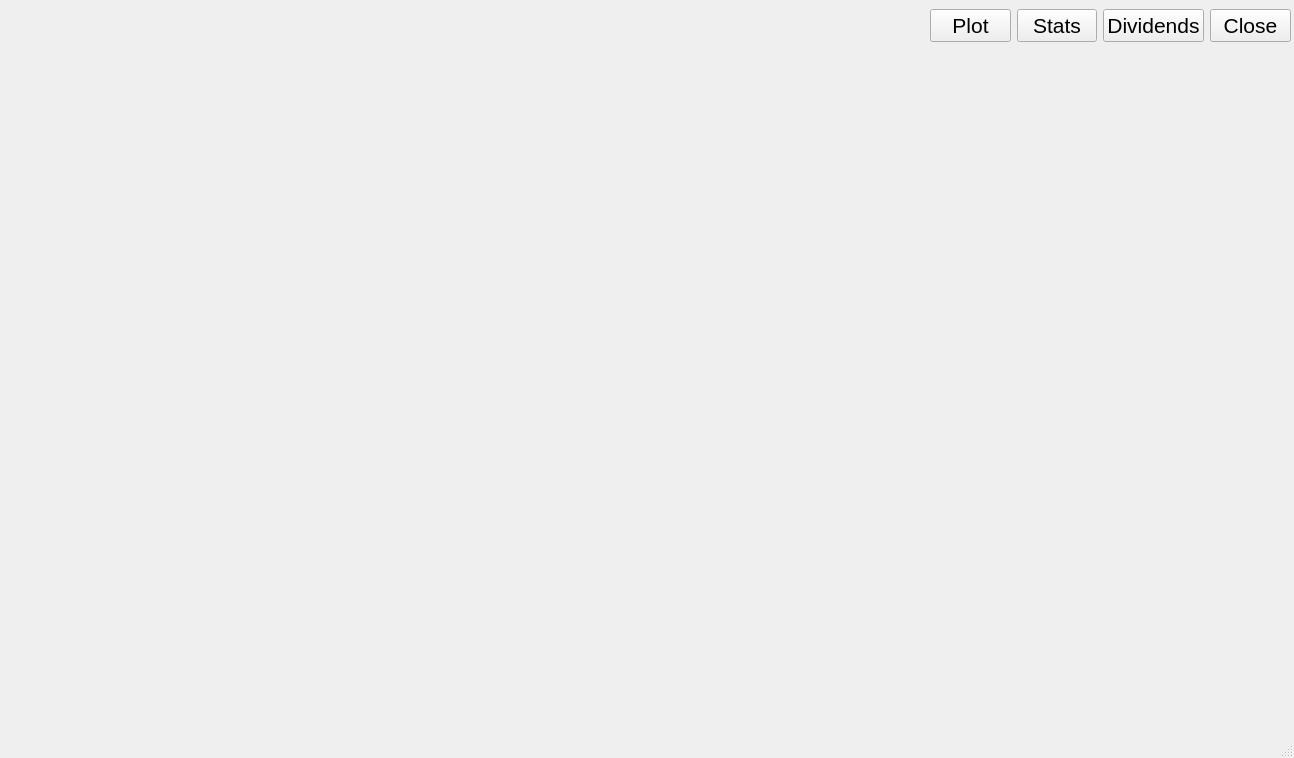
Qt form GUI/portfolio_manager.ui (joan-arau/ThetaTrader) before a commit.
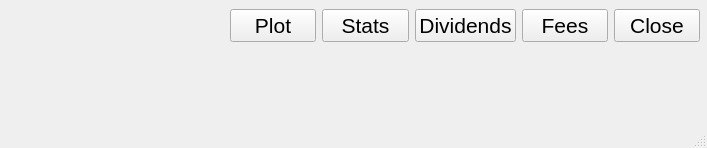
The same form after that commit. Icons and pictures are not drawn.

The edit to the form file:
```diff
--- a/GUI/portfolio_manager.ui
+++ b/GUI/portfolio_manager.ui
@@ -6,8 +6,8 @@
    <rect>
     <x>0</x>
     <y>0</y>
-    <width>1294</width>
-    <height>758</height>
+    <width>707</width>
+    <height>148</height>
    </rect>
   </property>
   <property name="windowTitle">
@@ -36,9 +36,9 @@
    <widget class="QWidget" name="horizontalLayoutWidget">
     <property name="geometry">
      <rect>
-      <x>930</x>
+      <x>230</x>
       <y>0</y>
-      <width>361</width>
+      <width>470</width>
       <height>51</height>
      </rect>
     </property>
@@ -88,6 +88,21 @@
        </property>
       </widget>
      </item>
+     <item>
+      <widget class="QPushButton" name="b_fees">
+       <property name="font">
+        <font>
+         <pointsize>16</pointsize>
+        </font>
+       </property>
+       <property name="text">
+        <string>Fees</string>
+       </property>
+       <property name="shortcut">
+        <string>Return</string>
+       </property>
+      </widget>
+     </item>
      <item>
       <widget class="QPushButton" name="b_close">
        <property name="font">
```
Left out of the diff: 8 changed lines with no effect on the pictures.
